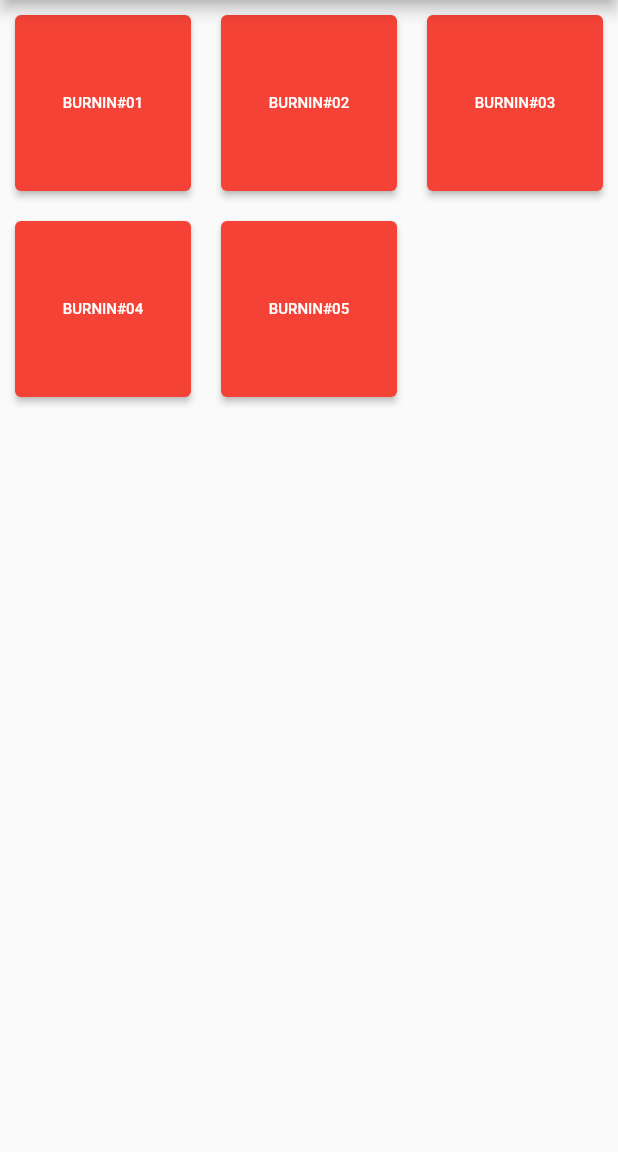
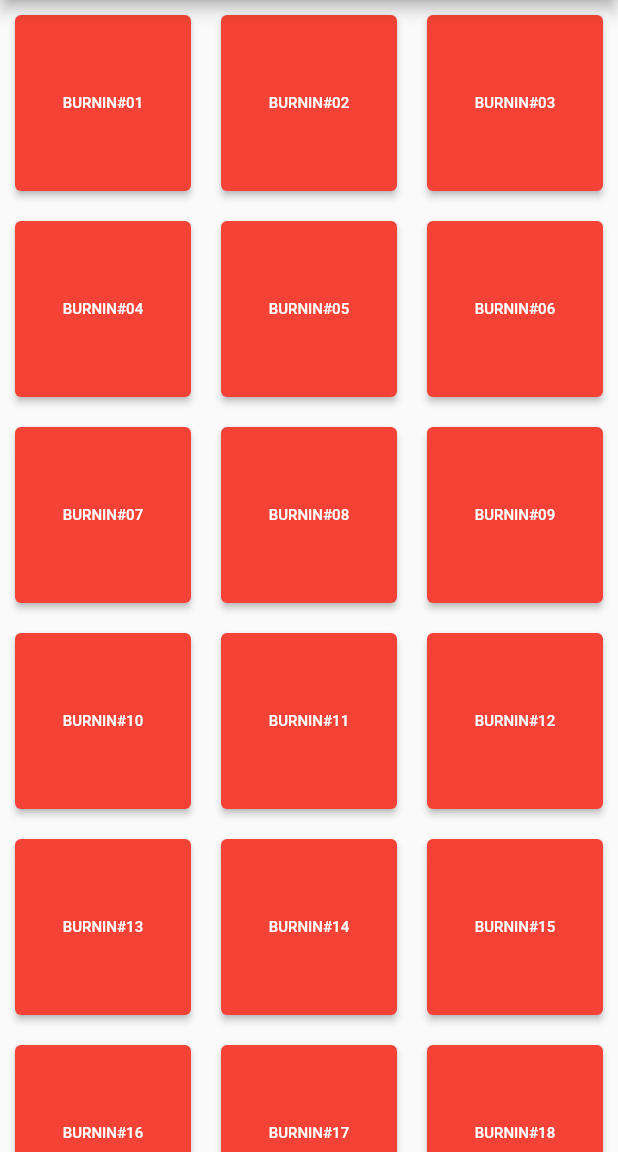
Before and after one commit to MrSuradechTH/rellab, a Flutter app: the MACHINESTATUSTYPE screen opened directly, after a tap on "BURNIN", on a phone screen of 412 x 824 dp, the part 84-1236 px from its top. Run offline on Flutter 3.47's test engine with Material 2 defaults, Android fonts, the phone set to English and light mode, and no system bars; our stand-ins replace sprintf, syncfusion_flutter_charts; missing offline and left inert: dart:ffi; accounts and stored records are empty; network calls fail.

Commit message:
Add files via upload

```diff
--- a/lib/chart.dart
+++ b/lib/chart.dart
@@ -49,7 +49,7 @@ class _CHARTState extends State<CHART> {
     super.initState();
   }
 
-  late double xmax = 10;
+  late double xmax = 500;
   @override
   Widget build(BuildContext context) {
     return SafeArea(
@@ -98,7 +98,7 @@ class _CHARTState extends State<CHART> {
                     ],
                     primaryXAxis: CategoryAxis(
                       //String
-                      interval: 1,
+                      interval: 50,
                       labelRotation: 90,
                       tickPosition: TickPosition.inside,
                       title: AxisTitle(
@@ -144,7 +144,7 @@ class _CHARTState extends State<CHART> {
                     ],
                     primaryXAxis: CategoryAxis(
                       //String
-                      interval: 1,
+                      interval: 50,
                       labelRotation: 90,
                       // isVisible: false, //hide
                       tickPosition: TickPosition.inside,
--- a/lib/share_data.dart
+++ b/lib/share_data.dart
@@ -9,7 +9,8 @@ final List<String> machinestatustype = [
   "TEMPHUMID",
   "ENDURANCE",
   "BURNIN",
-  "BAKE"
+  "BAKE",
+  "HAST"
 ];
 final List<List<String>> machinestatusname = [
   [
@@ -17,7 +18,9 @@ final List<List<String>> machinestatusname = [
     "TEMPCYCLE#02",
     "TEMPCYCLE#03",
     "TEMPCYCLE#04",
-    "TEMPCYCLE#05"
+    "TEMPCYCLE#05",
+    "TEMPCYCLE#06",
+    "TEMPCYCLE#07"
   ],
   [
     "TEMPHUMID#01",
@@ -26,15 +29,30 @@ final List<List<String>> machinestatusname = [
     "TEMPHUMID#04",
     "TEMPHUMID#05"
   ],
+  ["ENDURANCE#01", "ENDURANCE#02", "ENDURANCE#03", "ENDURANCE#04"],
   [
-    "ENDURANCE#01",
-    "ENDURANCE#02",
-    "ENDURANCE#03",
-    "ENDURANCE#04",
-    "ENDURANCE#05"
+    "BURNIN#01",
+    "BURNIN#02",
+    "BURNIN#03",
+    "BURNIN#04",
+    "BURNIN#05",
+    "BURNIN#06",
+    "BURNIN#07",
+    "BURNIN#08",
+    "BURNIN#09",
+    "BURNIN#10",
+    "BURNIN#11",
+    "BURNIN#12",
+    "BURNIN#13",
+    "BURNIN#14",
+    "BURNIN#15",
+    "BURNIN#16",
+    "BURNIN#17",
+    "BURNIN#18",
+    "BURNIN#19"
   ],
-  ["BURNIN#01", "BURNIN#02", "BURNIN#03", "BURNIN#04", "BURNIN#05"],
-  ["BAKE#01", "BAKE#02", "BAKE#03", "BAKE#04", "BAKE#05"],
+  ["BAKE#01", "BAKE#02", "BAKE#03"],
+  ["HAST#01", "HAST#02", "HAST#03", "HAST#04", "HAST#05", "HAST#06", "HAST#07"],
 ];
 final List<String> sharedata = [
   "",
```
